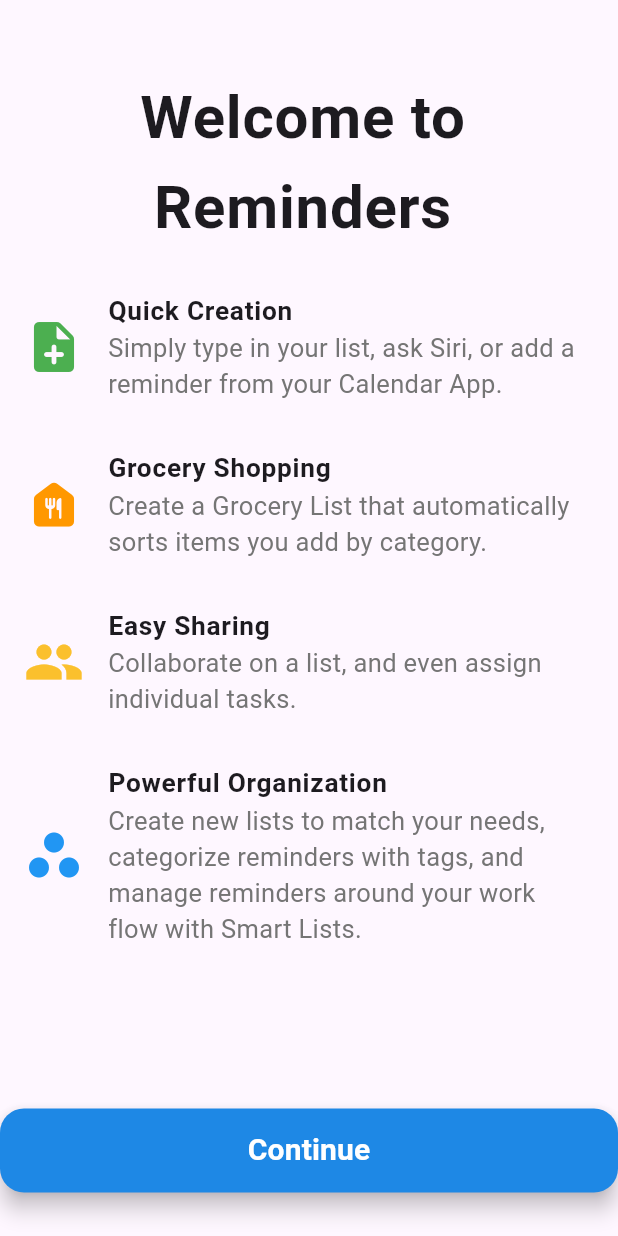
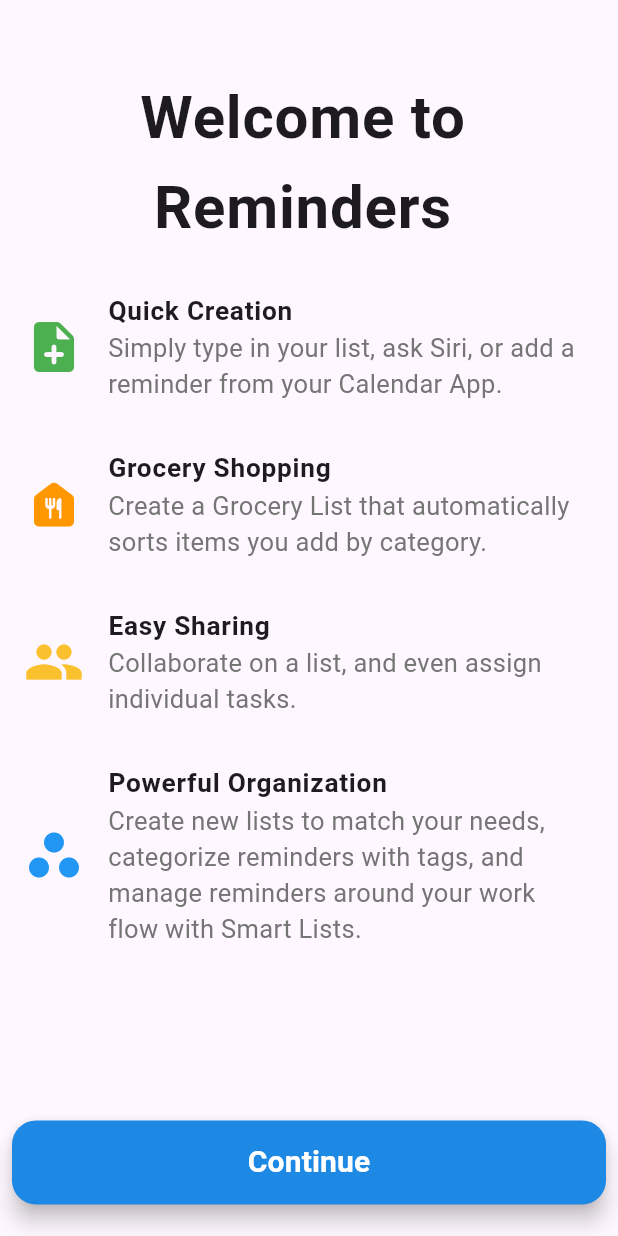
Before and after one commit to jdmc-unah/Tarea-02-Flutter-Unah-2025, a Flutter app: the screen it shows after launch, on a phone screen of 412 x 824 dp. Run offline on Flutter 3.47's test engine with Material 3 defaults, Android fonts, the phone set to English and light mode, and no system bars.

Commit message:
Arreglar posicion del boton. App terminada

```diff
--- a/reminders_app/lib/views/home.dart
+++ b/reminders_app/lib/views/home.dart
@@ -12,8 +12,7 @@ class Home extends StatelessWidget {
   @override
   Widget build(BuildContext context) {
     return Scaffold(
-      body: Center(
-        child: ListView(
+      body: ListView(
         children: [
           SizedBox(height: 40),
 
@@ -67,7 +66,9 @@ class Home extends StatelessWidget {
 
           SizedBox(height: 100),
 
-            FloatingActionButton(
+          Padding(
+            padding: const EdgeInsets.all(8.0),
+            child: FloatingActionButton(
               onPressed: null,
               backgroundColor: Colors.blue[600],
               child: Text(
@@ -79,8 +80,8 @@ class Home extends StatelessWidget {
                 ),
               ),
             ),
+          ),
         ],
-        ),
       ),
     );
   }
```
Lines whose indentation alone changed are shown as unchanged.
